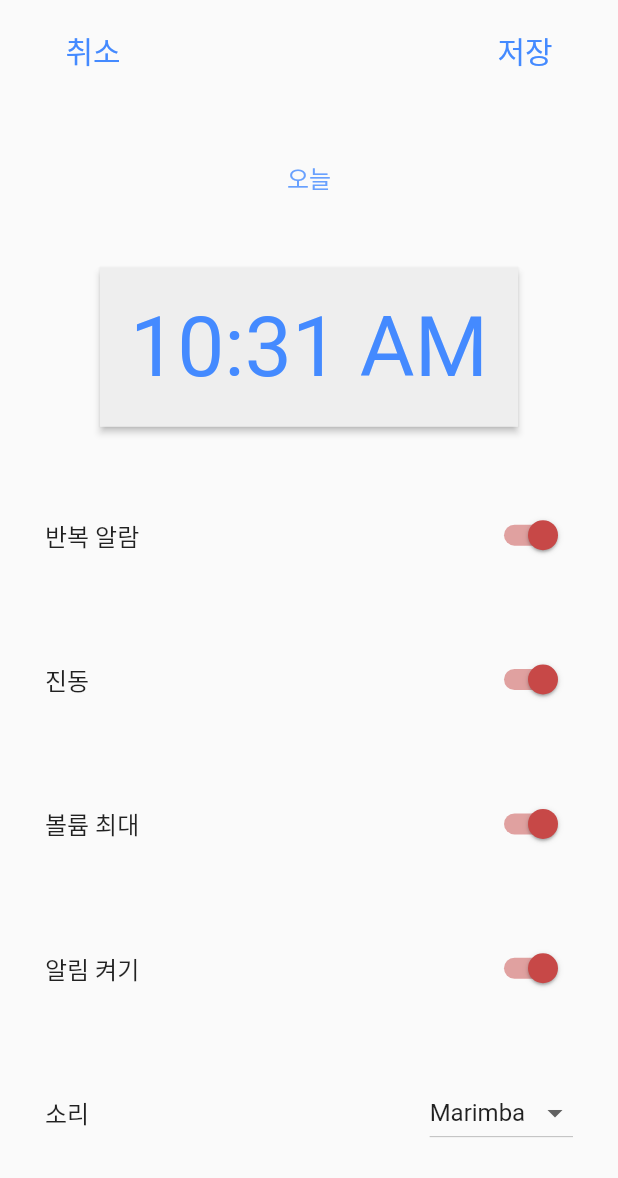
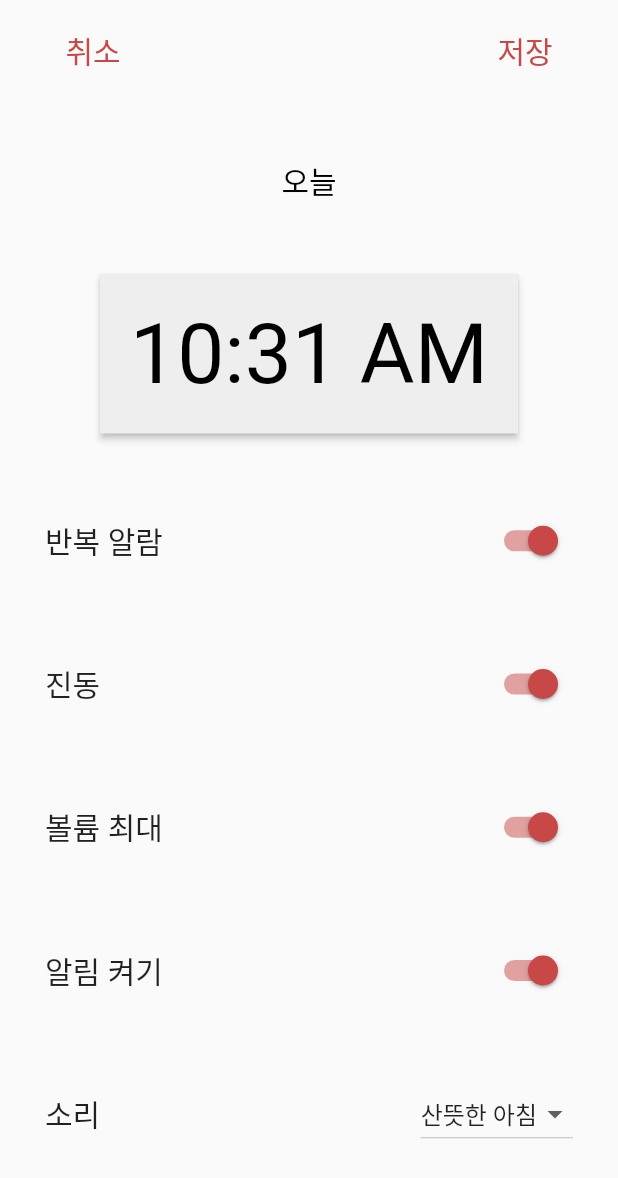
Before and after one commit to TABA-MediMax/Frontend, a Flutter app: the ExampleAlarmEditScreen widget shown alone on an empty page, opened directly, on a phone screen of 412 x 824 dp. Shown: the top 1178 px of the screen. Run offline on Flutter 3.47's test engine with Material 2 defaults, Android fonts, the light colour scheme and no system bars; our stand-ins replace auto_size_text, image_picker; missing offline and left inert: alarm, flutter_downloader, kakao_flutter_sdk_user; accounts and stored records are empty; network calls fail.

Commit message:
[debug]develop: 배치 일부 수정 및 폰트 변경

```diff
--- a/lib/screens/alarm/screens/edit_alarm.dart
+++ b/lib/screens/alarm/screens/edit_alarm.dart
@@ -1,5 +1,6 @@
 import 'package:alarm/alarm.dart';
 import 'package:flutter/material.dart';
+import 'package:taba/constants.dart';
 
 class ExampleAlarmEditScreen extends StatefulWidget {
   final AlarmSettings? alarmSettings;
@@ -138,7 +139,7 @@ class _ExampleAlarmEditScreenState extends State<ExampleAlarmEditScreen> {
                   style: Theme.of(context)
                       .textTheme
                       .titleLarge!
-                      .copyWith(color: Colors.blueAccent),
+                      .copyWith(color: mainColor),
                 ),
               ),
               TextButton(
@@ -150,7 +151,7 @@ class _ExampleAlarmEditScreenState extends State<ExampleAlarmEditScreen> {
                         style: Theme.of(context)
                             .textTheme
                             .titleLarge!
-                            .copyWith(color: Colors.blueAccent),
+                            .copyWith(color: mainColor),
                       ),
               ),
             ],
@@ -159,8 +160,8 @@ class _ExampleAlarmEditScreenState extends State<ExampleAlarmEditScreen> {
             '${isToday() ? '오늘' : '내일'}',
             style: Theme.of(context)
                 .textTheme
-                .titleMedium!
-                .copyWith(color: Colors.blueAccent.withOpacity(0.8)),
+                .titleLarge!
+                .copyWith(color: Colors.black),
           ),
           RawMaterialButton(
             onPressed: pickTime,
@@ -172,7 +173,7 @@ class _ExampleAlarmEditScreenState extends State<ExampleAlarmEditScreen> {
                 style: Theme.of(context)
                     .textTheme
                     .displayMedium!
-                    .copyWith(color: Colors.blueAccent),
+                    .copyWith(color: Colors.black),
               ),
             ),
           ),
@@ -181,7 +182,7 @@ class _ExampleAlarmEditScreenState extends State<ExampleAlarmEditScreen> {
             children: [
               Text(
                 '반복 알람',
-                style: Theme.of(context).textTheme.titleMedium,
+                style: Theme.of(context).textTheme.titleLarge,
               ),
               Switch(
                 value: loopAudio,
@@ -194,7 +195,7 @@ class _ExampleAlarmEditScreenState extends State<ExampleAlarmEditScreen> {
             children: [
               Text(
                 '진동',
-                style: Theme.of(context).textTheme.titleMedium,
+                style: Theme.of(context).textTheme.titleLarge,
               ),
               Switch(
                 value: vibrate,
@@ -207,7 +208,7 @@ class _ExampleAlarmEditScreenState extends State<ExampleAlarmEditScreen> {
             children: [
               Text(
                 '볼륨 최대',
-                style: Theme.of(context).textTheme.titleMedium,
+                style: Theme.of(context).textTheme.titleLarge,
               ),
               Switch(
                 value: volumeMax,
@@ -220,7 +221,7 @@ class _ExampleAlarmEditScreenState extends State<ExampleAlarmEditScreen> {
             children: [
               Text(
                 '알림 켜기',
-                style: Theme.of(context).textTheme.titleMedium,
+                style: Theme.of(context).textTheme.titleLarge,
               ),
               Switch(
                 value: showNotification,
@@ -233,30 +234,30 @@ class _ExampleAlarmEditScreenState extends State<ExampleAlarmEditScreen> {
             children: [
               Text(
                 '소리',
-                style: Theme.of(context).textTheme.titleMedium,
+                style: Theme.of(context).textTheme.titleLarge,
               ),
               DropdownButton(
                 value: assetAudio,
                 items: const [
                   DropdownMenuItem<String>(
                     value: 'assets/marimba.mp3',
-                    child: Text('Marimba'),
+                    child: Text('산뜻한 아침'),
                   ),
                   DropdownMenuItem<String>(
                     value: 'assets/nokia.mp3',
-                    child: Text('Nokia'),
+                    child: Text('활기찬 점심'),
                   ),
                   DropdownMenuItem<String>(
                     value: 'assets/mozart.mp3',
-                    child: Text('Mozart'),
+                    child: Text('편안한 밤'),
                   ),
                   DropdownMenuItem<String>(
                     value: 'assets/star_wars.mp3',
-                    child: Text('Star Wars'),
+                    child: Text('기본1'),
                   ),
                   DropdownMenuItem<String>(
                     value: 'assets/one_piece.mp3',
-                    child: Text('One Piece'),
+                    child: Text('기본2'),
                   ),
                 ],
                 onChanged: (value) => setState(() => assetAudio = value!),
@@ -270,8 +271,8 @@ class _ExampleAlarmEditScreenState extends State<ExampleAlarmEditScreen> {
                 '알람 삭제',
                 style: Theme.of(context)
                     .textTheme
-                    .titleMedium!
-                    .copyWith(color: Colors.red),
+                    .titleLarge!
+                    .copyWith(color: mainColor),
               ),
             ),
           const SizedBox(),
--- a/lib/screens/home_screen.dart
+++ b/lib/screens/home_screen.dart
@@ -213,7 +213,7 @@ class _HomeScreenState extends State<HomeScreen> {
                       style: TextStyle(
                         fontWeight: FontWeight.bold,
                         color: Colors.black,
-                        fontSize: fontSizeHeader1,
+                        fontSize: fontSizeHeader1+20,
                           fontFamily: fontStyleNanumBold
                       ),
                     ),
@@ -244,7 +244,7 @@ class _HomeScreenState extends State<HomeScreen> {
                           child: Container(
                             alignment: Alignment.topLeft,
                             child: IconButton(
-                              icon: const Icon(Icons.search, color: Colors.black,size: 100),
+                              icon: const Icon(Icons.search, color: Colors.black,size: 40),
                               onPressed: () async {
                                 try {
                                   String inputValue = searchTextController.text;
--- a/lib/screens/initial_screen/splash_screen.dart
+++ b/lib/screens/initial_screen/splash_screen.dart
@@ -23,7 +23,7 @@ class SplashScreen extends StatelessWidget {
             color: Colors.white,
             child: Center(
               child: Image.asset(
-                'lib/assets/splash_logo.png',
+                'assets/splash_logo.png',
                 width: MediaQuery.of(context).size.width * 0.7,
                 height: MediaQuery.of(context).size.height * 0.7,
               ),
--- a/lib/screens/my_info_screen.dart
+++ b/lib/screens/my_info_screen.dart
@@ -189,7 +189,7 @@ class _MyInfoScreenState extends State<MyInfoScreen> {
     }
 
     Future<ImageProvider> _currentImageProvider() async {
-      return const AssetImage('lib/assets/profile/default_profile_icon.jpg');
+      return const AssetImage('assets/profile/default_profile_icon.jpg');
     }
 
     Future<void> _chooseImage(ImageSource source) async {
```
Also changed, not shown: pubspec.yaml (+8 -8 lines), assets/data/A.png (renamed from lib/assets/data/A.png), assets/data/K.png (renamed from lib/assets/data/K.png), assets/data/T.png (renamed from lib/assets/data/T.png), assets/dummyMedicine.png (renamed from lib/assets/dummyMedicine.png), assets/kakaotalk_logo.png (renamed from lib/assets/kakaotalk_logo.png), assets/medicine.png (renamed from lib/assets/medicine.png), assets/profile/default_profile_icon.jpg (renamed from lib/assets/profile/default_profile_icon.jpg), assets/secret.dart (renamed from lib/assets/secret.dart), assets/splash_logo.png (renamed from lib/assets/splash_logo.png).
